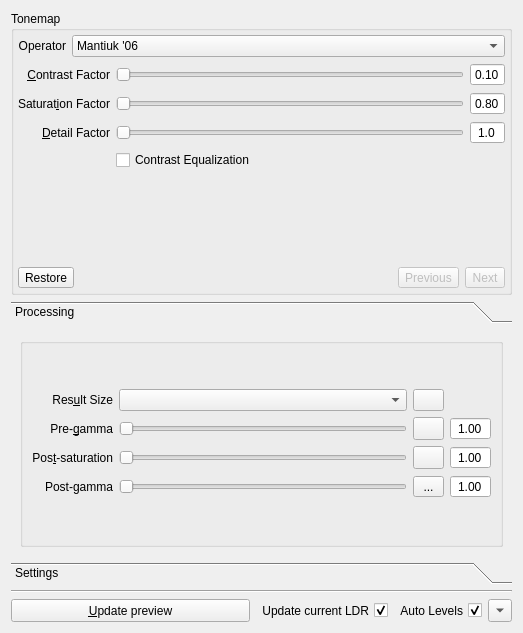
This is src/TonemappingPanel/TonemappingPanel.ui in LuminanceHDR/LuminanceHDR as Qt 5 draws it before an edit. The edited form follows.
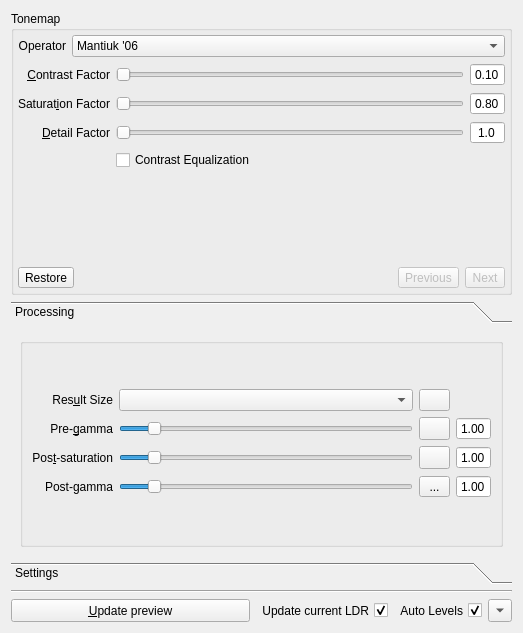
This is the edited form. Icons and pictures are not drawn.

Commit message: [TonemappingPanel]: fix pregamma, postgamma, postsaturation Gangs.

The edit to the form file:
```diff
--- a/src/TonemappingPanel/TonemappingPanel.ui
+++ b/src/TonemappingPanel/TonemappingPanel.ui
@@ -3573,7 +3573,7 @@
         <x>0</x>
         <y>0</y>
         <width>511</width>
-        <height>190</height>
+        <height>184</height>
        </rect>
       </property>
       <attribute name="label">
@@ -3615,6 +3615,15 @@
             </item>
             <item row="1" column="1">
              <widget class="QSlider" name="pregammaSlider">
+              <property name="maximum">
+               <number>100</number>
+              </property>
+              <property name="pageStep">
+               <number>1</number>
+              </property>
+              <property name="value">
+               <number>10</number>
+              </property>
               <property name="orientation">
                <enum>Qt::Horizontal</enum>
               </property>
@@ -3698,7 +3707,7 @@
                <enum>QAbstractSpinBox::NoButtons</enum>
               </property>
               <property name="maximum">
-               <double>10.000000000000000</double>
+               <double>5.000000000000000</double>
               </property>
               <property name="singleStep">
                <double>0.100000000000000</double>
@@ -3710,6 +3719,15 @@
             </item>
             <item row="2" column="1">
              <widget class="QSlider" name="postsaturationSlider">
+              <property name="maximum">
+               <number>100</number>
+              </property>
+              <property name="pageStep">
+               <number>1</number>
+              </property>
+              <property name="value">
+               <number>10</number>
+              </property>
               <property name="orientation">
                <enum>Qt::Horizontal</enum>
               </property>
@@ -3878,7 +3896,7 @@
                <enum>QAbstractSpinBox::NoButtons</enum>
               </property>
               <property name="maximum">
-               <double>10.000000000000000</double>
+               <double>5.000000000000000</double>
               </property>
               <property name="singleStep">
                <double>0.100000000000000</double>
@@ -3890,6 +3908,15 @@
             </item>
             <item row="3" column="1">
              <widget class="QSlider" name="postgammaSlider">
+              <property name="maximum">
+               <number>100</number>
+              </property>
+              <property name="pageStep">
+               <number>1</number>
+              </property>
+              <property name="value">
+               <number>10</number>
+              </property>
               <property name="orientation">
                <enum>Qt::Horizontal</enum>
               </property>
```
Left out of the diff: 130 changed lines with no effect on the pictures. The commit also changes 1 other file.
